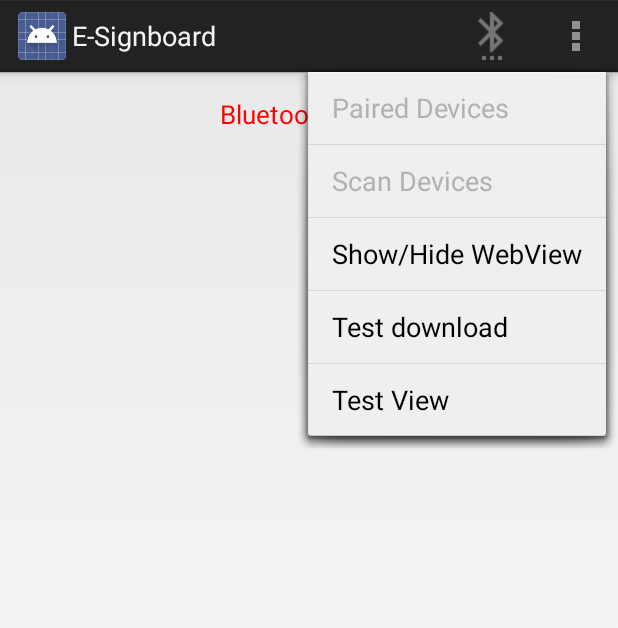
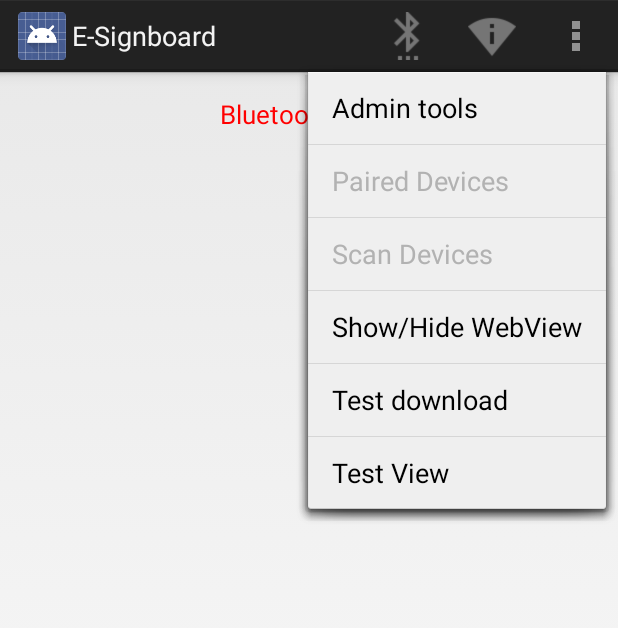
Before and after one commit to RafalCieslar/zespolowy, an Android app: the screen it shows after launch (MainActivity), in the options menu, after a tap on "Paired Devices", on a phone screen of 412 x 824 dp. Shown: the top 628 px of the screen. Run offline under Robolectric (Android 15) with nearby library versions, the phone set to English and light mode, and no system bars.

Commit message:
Mobile App: Added WiFi discovering and menu item for WiFi Enabling
Jeszcze zaraz zrobie laczenie w WiFi jezeli wykryje mDevice

```diff
--- a/MobileApp/app/src/main/AndroidManifest.xml
+++ b/MobileApp/app/src/main/AndroidManifest.xml
@@ -7,6 +7,8 @@
     <uses-permission android:name="android.permission.BLUETOOTH_ADMIN" />
     <usue-permission android:name="android.permission.ACCESS_FINE_LOCATION" />
     <uses-permission android:name="android.permission.WAKE_LOCK" />
+    <uses-permission android:name="android.permission.ACCESS_WIFI_STATE" />
+    <uses-permission android:name="android.permission.CHANGE_WIFI_STATE" />
 
     <application
         android:allowBackup="true"
--- a/MobileApp/app/src/main/java/e_signboard/mobileapp/MainActivity.java
+++ b/MobileApp/app/src/main/java/e_signboard/mobileapp/MainActivity.java
@@ -7,6 +7,7 @@ import java.io.OutputStream;
 import java.net.HttpURLConnection;
 import java.net.URL;
 import java.util.ArrayList;
+import java.util.List;
 import java.util.Set;
 
 import android.content.BroadcastReceiver;
@@ -16,6 +17,8 @@ import android.content.Intent;
 import android.content.IntentFilter;
 
 import android.graphics.Color;
+import android.net.wifi.ScanResult;
+import android.net.wifi.WifiManager;
 import android.os.Bundle;
 import android.os.PowerManager;
 import android.view.Menu;
@@ -45,6 +48,10 @@ public class MainActivity extends Activity {
 
 	private BluetoothAdapter mBluetoothAdapter;
 
+	private String mWifis[];
+	private WifiManager mWifiManager;
+	private WifiScanReceiver mWifiReciever;
+
 	@Override
 	protected void onCreate(Bundle savedInstanceState) {
 		super.onCreate(savedInstanceState);
@@ -55,6 +62,10 @@ public class MainActivity extends Activity {
 		mContentWv			= (WebView) findViewById(R.id.webView);
 
 		mBluetoothAdapter	= BluetoothAdapter.getDefaultAdapter();
+
+		mWifiManager		= (WifiManager)getSystemService(Context.WIFI_SERVICE);
+		mWifiReciever		= new WifiScanReceiver();
+		mWifiManager.startScan();
 
 		mProgressDlg 		= new ProgressDialog(this);
 		mProgressDlg.setMessage("Scanning...");
@@ -102,8 +113,15 @@ public class MainActivity extends Activity {
 				mBluetoothAdapter.cancelDiscovery();
 			}
 		}
+		unregisterReceiver(mWifiReciever);
 
 		super.onPause();
+	}
+
+	@Override
+	protected void onResume() {
+		registerReceiver(mWifiReciever, new IntentFilter(WifiManager.SCAN_RESULTS_AVAILABLE_ACTION));
+		super.onResume();
 	}
 
 	@Override
@@ -127,26 +145,27 @@ public class MainActivity extends Activity {
 			turnBtOnOff();
 			invalidateOptionsMenu();
 			return true;
-		}
-		else if (id == R.id.menu_paired_devices) {
+		} else if (id == R.id.menu_enable_wifi ) {
+			turnWifiOnOff();
+			return true;
+		} else if (id == R.id.menu_paired_devices) {
 			showPairedDevices();
 			return true;
-		}
-		else if (id == R.id.menu_scan) {
+		} else if (id == R.id.menu_scan) {
 			scanDevices();
 			return true;
-		}
-		else if (id == R.id.view_webview) {
+		} else if (id == R.id.view_webview) {
 			if (mContentWv.getVisibility() == View.VISIBLE)
 				hideWebView();
 			else
 				showWebView();
-		}
-		else if (id == R.id.test_download) {
+			return true;
+		} else if (id == R.id.test_download) {
 			downloadFile("http://www.kurshtml.edu.pl/html/zielony.html");
-		}
-		else if (id == R.id.test_view) {
+			return true;
+		} else if (id == R.id.test_view) {
 			loadFileToWebView("zielony");
+			return true;
 		}
 
 		return super.onOptionsItemSelected(item);
@@ -156,14 +175,14 @@ public class MainActivity extends Activity {
 	public boolean onPrepareOptionsMenu (Menu menu) {
 		if (mBluetoothAdapter != null) {
 			boolean btState = mBluetoothAdapter.isEnabled();
-			menu.getItem(0).setTitle(btState ? "Disable" : "Enable");
-			menu.getItem(1).setEnabled(btState);
-			menu.getItem(2).setEnabled(btState);
+			menu.getItem(0).setTitle(btState ? "Disable BT" : "Enable BT");
+			menu.getItem(3).setEnabled(btState);
+			menu.getItem(4).setEnabled(btState);
 		}
 		else {
 			menu.getItem(0).setEnabled(false);
-			menu.getItem(1).setEnabled(false);
-			menu.getItem(2).setEnabled(false);
+			menu.getItem(3).setEnabled(false);
+			menu.getItem(4).setEnabled(false);
 		}
 		return true;
 	}
@@ -193,10 +212,12 @@ public class MainActivity extends Activity {
 		mBtOffTv.setVisibility(View.VISIBLE);
 	}
 
+	// Funkcja wczytujaca plik html (o nazwie z parametru) do WebView
 	private void loadFileToWebView(String file) {
 		mContentWv.loadUrl("file:///" + this.getFilesDir().toString() + "/" + file + ".html");
 	}
 
+	// Funkcja rozpoczynajaca pobieranie pliku z adresu podanego w parametrze
 	private void downloadFile(String url) {
 		final DownloadTask downloadTask = new DownloadTask(this);
 		downloadTask.execute(url);
@@ -209,6 +230,7 @@ public class MainActivity extends Activity {
 		});
 	}
 
+	// Funkcja wlączajaca/wyłączajaca modul BT
 	private void turnBtOnOff() {
 		if (mBluetoothAdapter.isEnabled()) {
 			mBluetoothAdapter.disable();
@@ -219,6 +241,18 @@ public class MainActivity extends Activity {
 		}
 	}
 
+	// Funkcja wlaczajaca/wyłączająca modul WiFi
+	private void turnWifiOnOff() {
+		if (mWifiManager.isWifiEnabled()) {
+			mWifiManager.setWifiEnabled(false);
+			showToast("WiFi disabled");
+		} else {
+			mWifiManager.setWifiEnabled(true);
+			showToast("WiFi enabled");
+		}
+	}
+
+	// Funkcja powodujaca wyswietlenie sie listy zparowanych urzadzeń
 	private void showPairedDevices () {
 		Set<BluetoothDevice> pairedDevices = mBluetoothAdapter.getBondedDevices();
 
@@ -237,6 +271,9 @@ public class MainActivity extends Activity {
 		}
 	}
 
+	// Funkcja rozpoczynajaca wyszukiwanie urzadzen BT
+	// zakomentowane linie kodu to proba rozpoczecia wyszukiwania na Androidach od wersji 6.0
+	// ale i tak coś nie działa
 	private void scanDevices () {
 //		int hasPermission = ActivityCompat.checkSelfPermission(MainActivity.this, Manifest.permission.ACCESS_FINE_LOCATION);
 //		if (hasPermission == PackageManager.PERMISSION_GRANTED) {
@@ -251,6 +288,7 @@ public class MainActivity extends Activity {
 //		}
 	}
 
+	// Funkcja wyswietlajaca Toast
 	private void showToast(String message) {
 		Toast.makeText(getApplicationContext(), message, Toast.LENGTH_SHORT).show();
 	}
@@ -284,10 +322,28 @@ public class MainActivity extends Activity {
 
 	        	mDeviceList.add(device);
 
+				// Moment gdy znajduje sie nowe urządzenie BT
+
 	        	showToast("Found device " + device.getName());
 	        }
 	    }
 	};
+
+	private class WifiScanReceiver extends BroadcastReceiver{
+		public void onReceive(Context c, Intent intent) {
+			List<ScanResult> wifiScanList = mWifiManager.getScanResults();
+
+			for(int i = 0; i < wifiScanList.size(); i++){
+				if ( (wifiScanList.get(i)).toString() == "Ruter Sruter Dd") {
+					showToast("Found mDevice");
+
+				} else {
+					showToast("No mDevices found");
+				}
+			}
+			//lv.setAdapter(new ArrayAdapter<String>(getApplicationContext(),android.R.layout.simple_list_item_1,wifis));
+		}
+	}
 
 	private class DownloadTask extends AsyncTask<String, Integer, String> {
 
--- a/MobileApp/app/src/main/res/menu/menu_main.xml
+++ b/MobileApp/app/src/main/res/menu/menu_main.xml
@@ -3,8 +3,17 @@
     <item
         android:id="@+id/menu_enable_bt"
         android:icon="@drawable/bluetooth_48dp"
-        android:title="@string/text_enable"
+        android:title="@string/text_enable_bt"
         android:showAsAction="ifRoom" />
+    <item
+        android:id="@+id/menu_enable_wifi"
+        android:icon="@drawable/wifi_48dp"
+        android:title="@string/text_enable_wifi"
+        android:showAsAction="ifRoom" />
+    <item
+        android:id="@+id/admin_submenu"
+        android:title="Admin tools" />
+
         <item
             android:id="@+id/menu_paired_devices"
             android:title="@string/text_list_paired_devices" />
@@ -21,4 +30,5 @@
             android:id="@+id/test_view"
             android:title="Test View" />
 
+
 </menu>
--- a/MobileApp/app/src/main/res/values/strings.xml
+++ b/MobileApp/app/src/main/res/values/strings.xml
@@ -6,8 +6,10 @@
     <string name="text_bluetooth_off">Bluetooth is Off</string>
     <string name="text_bluetooth_on">Bluetooth is On</string>
 
-    <string name="text_enable">Enable</string>
-    <string name="text_disable">Disable</string>
+    <string name="text_enable_bt">Enable BT</string>
+    <string name="text_disable_bt">Disable BT</string>
+
+    <string name="text_enable_wifi">Enable WiFi</string>
 
     <string name="text_view_paired">Paired Devices</string>
     <string name="text_scan_devices">Scan Devices</string>
```
Also changed, not shown: MobileApp/app/src/main/res/drawable/wifi_48dp.png (added). Lines whose indentation alone changed are shown as unchanged.
